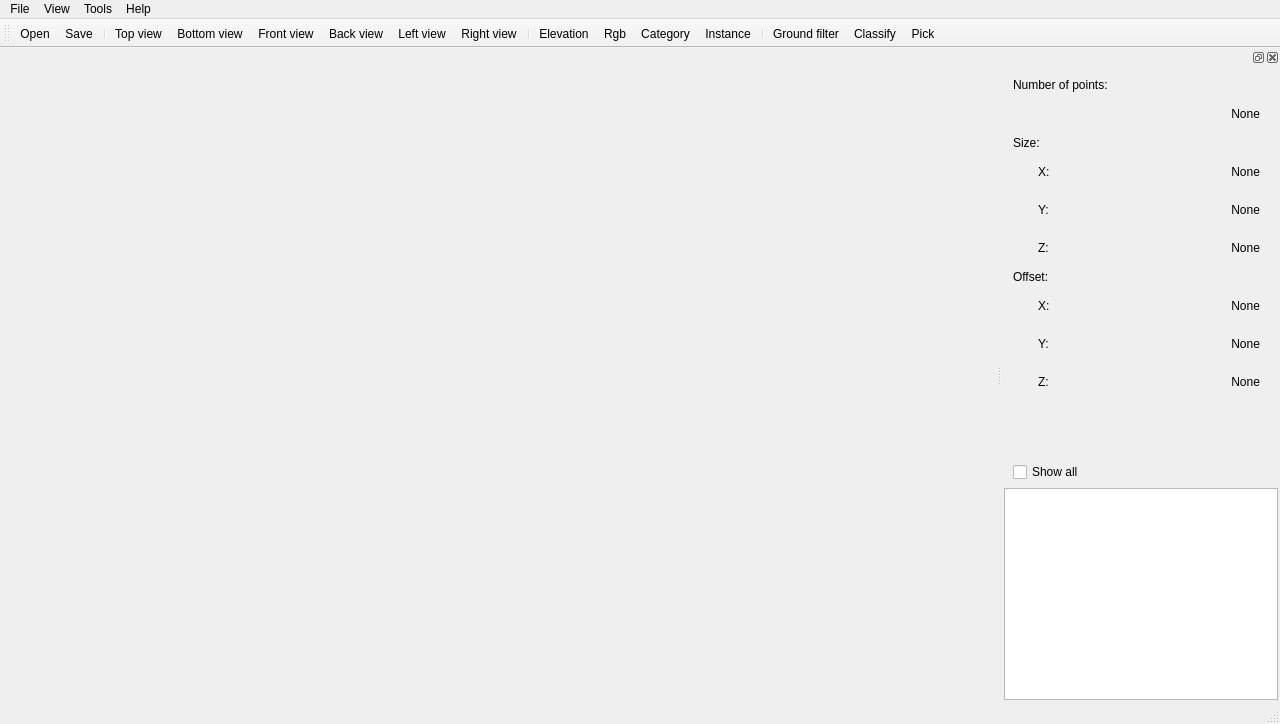
Qt form ui/mainwindow.ui (yatengLG/PSAT) before a commit.
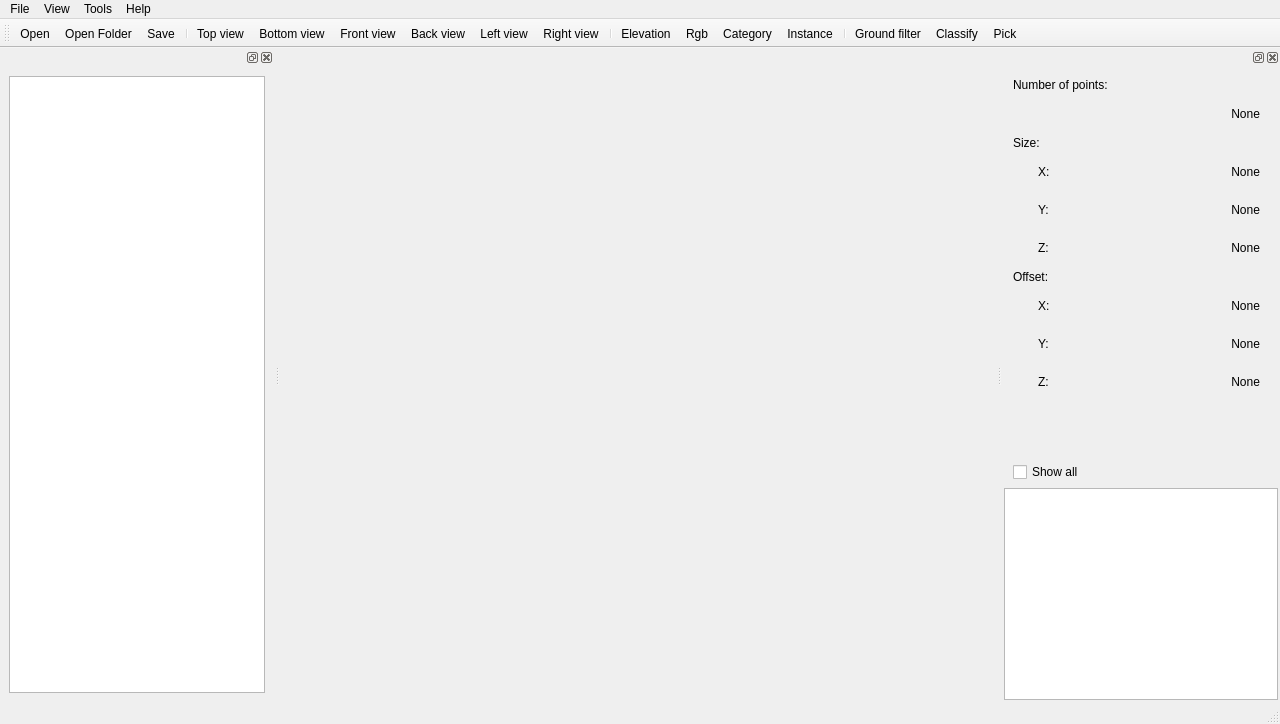
The same form after that commit. Icons and pictures are not drawn.

```diff
--- a/ui/mainwindow.ui
+++ b/ui/mainwindow.ui
@@ -103,6 +103,7 @@
     <bool>false</bool>
    </attribute>
    <addaction name="actionOpen"/>
+   <addaction name="actionOpenFolder"/>
    <addaction name="actionSave"/>
    <addaction name="separator"/>
    <addaction name="actionTop_view"/>
@@ -406,6 +407,18 @@
     </layout>
    </widget>
   </widget>
+  <widget class="QDockWidget" name="dockWidget_files">
+   <attribute name="dockWidgetArea">
+    <number>1</number>
+   </attribute>
+   <widget class="QWidget" name="dockWidgetContents_2">
+    <layout class="QVBoxLayout" name="verticalLayout_4">
+     <item>
+      <widget class="QListWidget" name="listWidget_files"/>
+     </item>
+    </layout>
+   </widget>
+  </widget>
   <action name="actionOpen">
    <property name="icon">
     <iconset resource="../icon.qrc">
@@ -676,6 +689,15 @@
     <string>中文</string>
    </property>
   </action>
+  <action name="actionOpenFolder">
+   <property name="icon">
+    <iconset resource="../icons.qrc">
+     <normaloff>:/icons/ui/icons/open.png</normaloff>:/icons/ui/icons/open.png</iconset>
+   </property>
+   <property name="text">
+    <string>Open Folder</string>
+   </property>
+  </action>
  </widget>
  <resources>
   <include location="../icon.qrc"/>
```
Left out of the diff: 98 changed lines with no effect on the pictures.
